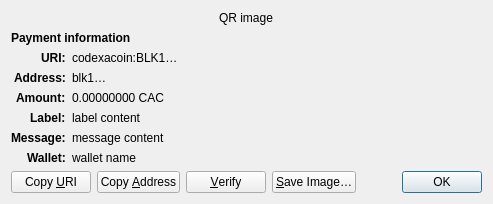
The window that firstislamiccoin-core/src/qt/forms/receiverequestdialog.ui (firstislamiccoin/firstislamiccoin) describes before a commit, drawn with Qt 5.
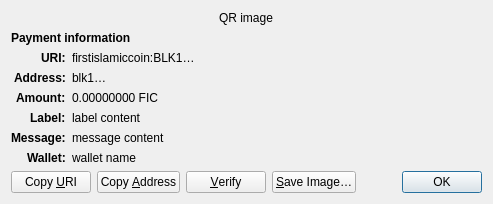
The same window after the commit. Custom widgets are drawn as their Qt base class.

```diff
--- a/firstislamiccoin-core/src/qt/forms/receiverequestdialog.ui
+++ b/firstislamiccoin-core/src/qt/forms/receiverequestdialog.ui
@@ -65,7 +65,7 @@
    <item row="2" column="1" alignment="Qt::AlignTop">
     <widget class="QLabel" name="uri_content">
      <property name="text">
-      <string notr="true">codexacoin:BLK1…</string>
+      <string notr="true">firstislamiccoin:BLK1…</string>
      </property>
      <property name="textFormat">
       <enum>Qt::RichText</enum>
@@ -126,7 +126,7 @@
    <item row="4" column="1" alignment="Qt::AlignTop">
     <widget class="QLabel" name="amount_content">
      <property name="text">
-      <string notr="true">0.00000000 CAC</string>
+      <string notr="true">0.00000000 FIC</string>
      </property>
      <property name="textFormat">
       <enum>Qt::PlainText</enum>
```
